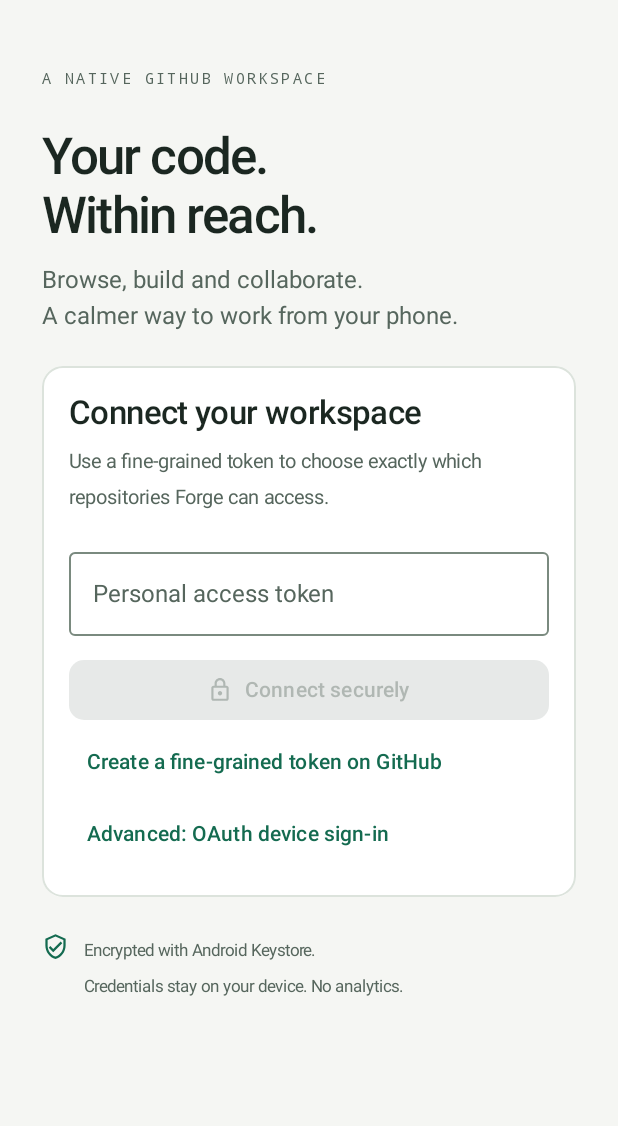
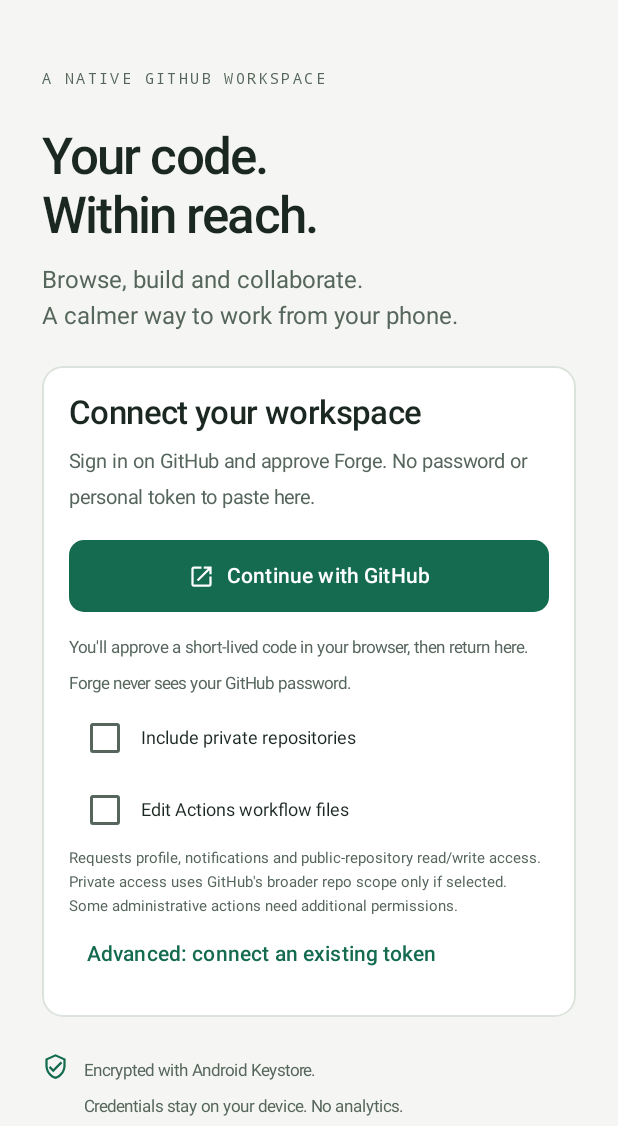
Before and after one commit to WaquarShaikh5555/eternalz-forge, an Android app built with Jetpack Compose: the screen it shows after launch (MainActivity), on a phone screen of 412 x 824 dp, the part 110-1236 px from its top. Run offline under Robolectric (Android 15) with nearby library versions, the phone set to English and light mode, and no system bars.

Commit message:
Make GitHub device authorization the primary token-free onboarding flow
Co-authored-by: arena-agent <297053741+arena-agent@users.noreply.github.com>

```diff
--- a/app/src/main/java/dev/eternalz/forge/ui/ForgeApp.kt
+++ b/app/src/main/java/dev/eternalz/forge/ui/ForgeApp.kt
@@ -22,6 +22,9 @@ import androidx.compose.ui.graphics.vector.ImageVector
 import androidx.compose.ui.graphics.Color
 import androidx.compose.ui.res.painterResource
 import dev.eternalz.forge.R
+import dev.eternalz.forge.BuildConfig
+import androidx.compose.ui.platform.LocalClipboardManager
+import androidx.compose.ui.text.AnnotatedString
 import androidx.compose.ui.platform.LocalContext
 import androidx.compose.ui.text.font.FontWeight
 import androidx.compose.ui.text.input.PasswordVisualTransformation
@@ -298,14 +301,17 @@ fun createRepoForm() = Form("createRepo", "New repository", listOf(Field("name",
         items(s.entries) { entry -> EntryRow(entry) { vm.open(entry) } }
         item { Row(Modifier.horizontalScroll(rememberScrollState()).padding(20.dp), horizontalArrangement = Arrangement.spacedBy(8.dp)) { SmallAction("Gists", Icons.Outlined.Code) { vm.accountList("Gists") }; SmallAction("Contributions", Icons.Outlined.CalendarMonth) { vm.contributions() }; SmallAction("Followers", Icons.Outlined.PeopleOutline, !s.busy) { vm.accountList("Followers") }; SmallAction("Following", Icons.Outlined.PeopleOutline, !s.busy) { vm.accountList("Following") } } }
         item { TextButton(onClick = { vm.form(Form("disconnect", "Disconnect @${s.account!!.login}?", warning = "Removes this account's credential, staged files, pins and recents from this device. Other accounts are untouched. This does NOT revoke access on GitHub; use Manage access or Tokens to revoke it there.", confirmation = s.account.login)) }, modifier = Modifier.padding(12.dp)) { Text("Disconnect this account", color = MaterialTheme.colorScheme.error) } }
-        item { Text("ETERNALZ FORGE / 0.2.0\nNative Android. No tracking. No WebViews.", Modifier.padding(20.dp), style = MaterialTheme.typography.labelSmall, color = MaterialTheme.colorScheme.onSurfaceVariant) }
+        item { Text("ETERNALZ FORGE / 0.3.0\nNative Android. No tracking. No WebViews.", Modifier.padding(20.dp), style = MaterialTheme.typography.labelSmall, color = MaterialTheme.colorScheme.onSurfaceVariant) }
     }
 }
 
-@Composable fun ConnectScreen(s: ForgeState, vm: ForgeViewModel, openLink: (String) -> Unit, embedded: Boolean = false) {
+@Composable fun ConnectScreen(s: ForgeState, vm: ForgeViewModel, openLink: (String) -> Unit, embedded: Boolean = false, oauthClientId: String = BuildConfig.GITHUB_OAUTH_CLIENT_ID) {
     var token by remember { mutableStateOf("") } // Intentionally never saveable / persisted before validation.
-    var client by rememberSaveable { mutableStateOf("") }
-    var tokenMode by remember { mutableStateOf(true) }
+    var tokenMode by rememberSaveable { mutableStateOf(false) }
+    var privateRepositories by rememberSaveable { mutableStateOf(false) }
+    var workflowFiles by rememberSaveable { mutableStateOf(false) }
+    var setupRequired by remember { mutableStateOf(false) }
+    val clipboard = LocalClipboardManager.current
     Box(Modifier.fillMaxWidth(), contentAlignment = Alignment.TopCenter) {
     Column(Modifier.widthIn(max = 520.dp).fillMaxWidth().then(if(embedded) Modifier.heightIn(max = 650.dp) else Modifier.fillMaxHeight().systemBarsPadding()).verticalScroll(rememberScrollState()).padding(28.dp)) {
         if (!embedded) {
@@ -326,25 +332,45 @@ fun createRepoForm() = Form("createRepo", "New repository", listOf(Field("name",
             border = BorderStroke(1.dp, MaterialTheme.colorScheme.outlineVariant)) {
         Column(Modifier.fillMaxWidth().padding(18.dp)) {
         s.error?.let { MessageStrip(it, true, vm::clearError) }
-        if (s.busy) LinearProgressIndicator(Modifier.fillMaxWidth())
+        if (s.busy || s.authorizing) LinearProgressIndicator(Modifier.fillMaxWidth())
         if (s.login != null) {
-            Eyebrow("Enter this code on GitHub")
+            Eyebrow("1. Copy this one-time sign-in code")
             Text(s.login.code, fontFamily = Mono, fontSize = 30.sp, color = MaterialTheme.colorScheme.primary, modifier = Modifier.padding(vertical = 16.dp))
-            Button(onClick = { openLink(s.login.uri) }, modifier = Modifier.fillMaxWidth(), shape = RoundedCornerShape(10.dp)) { Text("Continue on GitHub") }
+            TextButton(onClick = { clipboard.setText(AnnotatedString(s.login.code)) }) {
+                Icon(Icons.Outlined.ContentCopy, null, Modifier.size(16.dp)); Text("Copy sign-in code", Modifier.padding(start = 8.dp))
+            }
+            Button(onClick = { openLink(s.login.uri) }, modifier = Modifier.fillMaxWidth(), shape = RoundedCornerShape(10.dp)) { Text("2. Approve on GitHub") }
             Text("Waiting for authorization… expires in ${s.login.expires / 60} minutes. Return here after approving.", fontSize = 12.sp, modifier = Modifier.padding(top = 12.dp))
             TextButton(onClick = vm::cancelLogin) { Text("Cancel sign-in") }
         } else if (tokenMode) {
-            Text("Connect your workspace", style = MaterialTheme.typography.titleLarge)
+            Text("Manual token connection", style = MaterialTheme.typography.titleLarge)
             Text("Use a fine-grained token to choose exactly which repositories Forge can access.", fontSize = 13.sp, color = MaterialTheme.colorScheme.onSurfaceVariant, modifier = Modifier.padding(top = 8.dp, bottom = 16.dp))
             OutlinedTextField(token, { token = it }, label = { Text("Personal access token") }, visualTransformation = PasswordVisualTransformation(), keyboardOptions = KeyboardOptions(keyboardType = KeyboardType.Password), singleLine = true, modifier = Modifier.fillMaxWidth())
             Button(onClick = { vm.connect(token); token = "" }, enabled = token.isNotBlank() && !s.busy, modifier = Modifier.fillMaxWidth().padding(top = 12.dp), shape = RoundedCornerShape(10.dp)) { Icon(Icons.Outlined.Lock, null, Modifier.size(17.dp)); Text("Connect securely", Modifier.padding(start = 8.dp)) }
             TextButton(onClick = { openLink("https://github.com/settings/personal-access-tokens/new") }) { Text("Create a fine-grained token on GitHub") }
-            TextButton(onClick = { tokenMode = false; token = "" }) { Text("Advanced: OAuth device sign-in") }
+            TextButton(onClick = { tokenMode = false; token = "" }) { Text("Back to GitHub sign-in") }
         } else {
-            OutlinedTextField(client, { client = it }, label = { Text("GitHub OAuth app client ID") }, supportingText = { Text("Public identifier, not a secret. The registered OAuth app must have device flow enabled.") }, modifier = Modifier.fillMaxWidth(), singleLine = true)
-            Button(onClick = { vm.deviceLogin(client) }, enabled = client.isNotBlank() && !s.busy, modifier = Modifier.fillMaxWidth().padding(top = 12.dp), shape = RoundedCornerShape(10.dp)) { Text("Connect with GitHub") }
-            Text("Device sign-in requests repo, read:user, notifications and workflow scopes for the full workspace. For narrower repository access, use a fine-grained token instead.", fontSize = 11.sp, color = MaterialTheme.colorScheme.onSurfaceVariant, modifier = Modifier.padding(top = 12.dp))
-            TextButton(onClick = { tokenMode = true }) { Text("Use a fine-grained token instead") }
+            Text("Connect your workspace", style = MaterialTheme.typography.titleLarge)
+            Text("Sign in on GitHub and approve Forge. No password or personal token to paste here.", fontSize = 13.sp, color = MaterialTheme.colorScheme.onSurfaceVariant, modifier = Modifier.padding(top = 8.dp, bottom = 16.dp))
+            Button(onClick = {
+                if (oauthClientId.isBlank()) setupRequired = true
+                else vm.deviceLogin(oauthClientId, privateRepositories, workflowFiles)
+            }, enabled = !s.busy && !s.authorizing, modifier = Modifier.fillMaxWidth().heightIn(min = 48.dp), shape = RoundedCornerShape(10.dp)) {
+                Icon(Icons.Outlined.OpenInNew, null, Modifier.size(18.dp))
+                Text(if (s.authorizing) "Getting sign-in code…" else "Continue with GitHub", Modifier.padding(start = 8.dp))
+            }
+            Text("You'll approve a short-lived code in your browser, then return here. Forge never sees your GitHub password.", fontSize = 11.sp, color = MaterialTheme.colorScheme.onSurfaceVariant, modifier = Modifier.padding(top = 12.dp))
+            Row(Modifier.fillMaxWidth(), verticalAlignment = Alignment.CenterVertically) {
+                Checkbox(privateRepositories, { privateRepositories = it }, enabled = !s.authorizing)
+                Text("Include private repositories", fontSize = 12.sp)
+            }
+            Row(Modifier.fillMaxWidth(), verticalAlignment = Alignment.CenterVertically) {
+                Checkbox(workflowFiles, { workflowFiles = it }, enabled = !s.authorizing)
+                Text("Edit Actions workflow files", fontSize = 12.sp)
+            }
+            Text("Requests profile, notifications and public-repository read/write access. Private access uses GitHub's broader repo scope only if selected. Some administrative actions need additional permissions.", fontSize = 10.sp, lineHeight = 16.sp, color = MaterialTheme.colorScheme.onSurfaceVariant)
+            if (s.authorizing) TextButton(onClick = vm::cancelLogin) { Text("Cancel sign-in") }
+            TextButton(onClick = { tokenMode = true }, enabled = !s.busy && !s.authorizing) { Text("Advanced: connect an existing token") }
         }
         } }
         Spacer(Modifier.height(24.dp))
@@ -352,6 +378,11 @@ fun createRepoForm() = Form("createRepo", "New repository", listOf(Field("name",
         Spacer(Modifier.height(24.dp))
     }
 }
+    if (setupRequired) AlertDialog(onDismissRequest = { setupRequired = false },
+        title = { Text("App owner setup needed") },
+        text = { Text("This development build has not been linked to Eternalz Forge's GitHub OAuth registration yet. The app owner must register it once, enable Device Flow, and configure its public client ID in the build. Regular users won't need to create tokens, register apps, or enter a client ID. No client secret belongs in the Android app.") },
+        confirmButton = { TextButton(onClick = { setupRequired = false; openLink("https://github.com/settings/applications/new") }) { Text("Owner: register app") } },
+        dismissButton = { TextButton(onClick = { setupRequired = false }) { Text("Close") } })
 }
 
 @Composable fun ActionSheet(form: Form, busy: Boolean, onDismiss: () -> Unit, onSubmit: (Map<String, String>) -> Unit) {
```
Also changed, not shown: app/build.gradle.kts (+20 -2 lines), app/src/main/java/dev/eternalz/forge/domain/DeviceAuthorization.kt (added, +24 -0 lines), app/src/main/java/dev/eternalz/forge/ui/ForgeViewModel.kt (+32 -14 lines), 7 other files.
